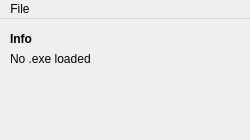
First picture: the form in JEMain.ui, repository N1GHT-MAR3/JuicedEditor, before the edit.
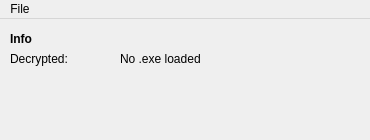
Second picture: the form after the edit.

Commit message:
Added decryption check
Now checks whether an .exe is decrypted, which is a requirement for certain features

Diff of the .ui file:
```diff
--- a/JEMain.ui
+++ b/JEMain.ui
@@ -6,7 +6,7 @@
    <rect>
     <x>0</x>
     <y>0</y>
-    <width>250</width>
+    <width>370</width>
     <height>140</height>
    </rect>
   </property>
@@ -18,7 +18,7 @@
   </property>
   <property name="maximumSize">
    <size>
-    <width>250</width>
+    <width>370</width>
     <height>140</height>
    </size>
   </property>
@@ -45,7 +45,7 @@
    <widget class="QLabel" name="InfoExeType">
     <property name="geometry">
      <rect>
-      <x>10</x>
+      <x>120</x>
       <y>30</y>
       <width>240</width>
       <height>20</height>
@@ -58,7 +58,7 @@
    <widget class="QLabel" name="InfoExePath">
     <property name="geometry">
      <rect>
-      <x>10</x>
+      <x>120</x>
       <y>50</y>
       <width>240</width>
       <height>20</height>
@@ -71,7 +71,7 @@
    <widget class="QLabel" name="InfoExeSize">
     <property name="geometry">
      <rect>
-      <x>10</x>
+      <x>120</x>
       <y>70</y>
       <width>240</width>
       <height>20</height>
@@ -81,6 +81,32 @@
      <string/>
     </property>
    </widget>
+   <widget class="QLabel" name="InfoDecrypt">
+    <property name="geometry">
+     <rect>
+      <x>10</x>
+      <y>30</y>
+      <width>60</width>
+      <height>20</height>
+     </rect>
+    </property>
+    <property name="text">
+     <string>Decrypted:</string>
+    </property>
+   </widget>
+   <widget class="QLabel" name="InfoDecryptStatus">
+    <property name="geometry">
+     <rect>
+      <x>80</x>
+      <y>30</y>
+      <width>20</width>
+      <height>20</height>
+     </rect>
+    </property>
+    <property name="text">
+     <string/>
+    </property>
+   </widget>
   </widget>
   <widget class="QMenuBar" name="menubar">
    <property name="enabled">
@@ -90,7 +116,7 @@
     <rect>
      <x>0</x>
      <y>0</y>
-     <width>250</width>
+     <width>370</width>
      <height>22</height>
     </rect>
    </property>
```
The commit also changes 2 other files.
